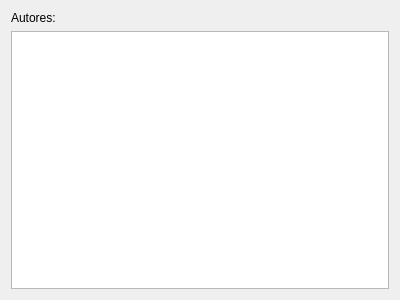
Before: the Qt Designer form creditosform.ui in defaultdavr21/ProyectoAskme, drawn with Qt 5.
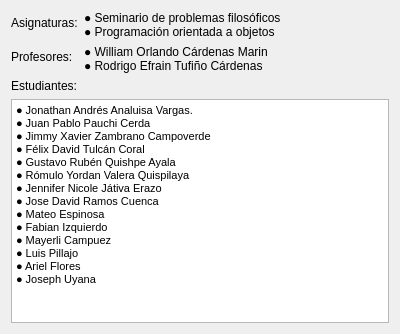
After: the same form once the commit is applied.

```diff
--- a/creditosform.ui
+++ b/creditosform.ui
@@ -7,7 +7,7 @@
     <x>0</x>
     <y>0</y>
     <width>400</width>
-    <height>300</height>
+    <height>334</height>
    </rect>
   </property>
   <property name="windowTitle">
@@ -15,14 +15,69 @@
   </property>
   <layout class="QGridLayout" name="gridLayout">
    <item row="0" column="0">
-    <widget class="QLabel" name="label">
-     <property name="text">
-      <string>Autores:</string>
-     </property>
-    </widget>
+    <layout class="QFormLayout" name="formLayout">
+     <item row="0" column="0">
+      <widget class="QLabel" name="label">
+       <property name="text">
+        <string>Asignaturas:</string>
+       </property>
+      </widget>
+     </item>
+     <item row="0" column="1">
+      <widget class="QLabel" name="label_3">
+       <property name="text">
+        <string>● Seminario de problemas filosóficos
+● Programación orientada a objetos</string>
+       </property>
+      </widget>
+     </item>
+     <item row="1" column="0">
+      <widget class="QLabel" name="label_2">
+       <property name="text">
+        <string>Profesores:</string>
+       </property>
+      </widget>
+     </item>
+     <item row="1" column="1">
+      <widget class="QLabel" name="label_4">
+       <property name="text">
+        <string>● William Orlando Cárdenas Marin
+● Rodrigo Efrain Tufiño Cárdenas</string>
+       </property>
+      </widget>
+     </item>
+    </layout>
    </item>
    <item row="1" column="0">
-    <widget class="QTableWidget" name="Tblcreditos"/>
+    <widget class="QLabel" name="label_5">
+     <property name="text">
+      <string>Estudiantes:</string>
+     </property>
+    </widget>
+   </item>
+   <item row="2" column="0">
+    <widget class="QTextBrowser" name="textBrowser">
+     <property name="html">
+      <string>&lt;!DOCTYPE HTML PUBLIC &quot;-//W3C//DTD HTML 4.0//EN&quot; &quot;http://www.w3.org/TR/REC-html40/strict.dtd&quot;&gt;
+&lt;html&gt;&lt;head&gt;&lt;meta name=&quot;qrichtext&quot; content=&quot;1&quot; /&gt;&lt;style type=&quot;text/css&quot;&gt;
+p, li { white-space: pre-wrap; }
+&lt;/style&gt;&lt;/head&gt;&lt;body style=&quot; font-family:'MS Shell Dlg 2'; font-size:8.25pt; font-weight:400; font-style:normal;&quot;&gt;
+&lt;p align=&quot;justify&quot; style=&quot; margin-top:0px; margin-bottom:0px; margin-left:0px; margin-right:0px; -qt-block-indent:0; text-indent:0px;&quot;&gt;● Jonathan Andrés Analuisa Vargas.&lt;/p&gt;
+&lt;p align=&quot;justify&quot; style=&quot; margin-top:0px; margin-bottom:0px; margin-left:0px; margin-right:0px; -qt-block-indent:0; text-indent:0px;&quot;&gt;● Juan Pablo Pauchi Cerda&lt;/p&gt;
+&lt;p align=&quot;justify&quot; style=&quot; margin-top:0px; margin-bottom:0px; margin-left:0px; margin-right:0px; -qt-block-indent:0; text-indent:0px;&quot;&gt;● Jimmy Xavier Zambrano Campoverde&lt;/p&gt;
+&lt;p align=&quot;justify&quot; style=&quot; margin-top:0px; margin-bottom:0px; margin-left:0px; margin-right:0px; -qt-block-indent:0; text-indent:0px;&quot;&gt;● Félix David Tulcán Coral&lt;/p&gt;
+&lt;p align=&quot;justify&quot; style=&quot; margin-top:0px; margin-bottom:0px; margin-left:0px; margin-right:0px; -qt-block-indent:0; text-indent:0px;&quot;&gt;● Gustavo Rubén Quishpe Ayala&lt;/p&gt;
+&lt;p align=&quot;justify&quot; style=&quot; margin-top:0px; margin-bottom:0px; margin-left:0px; margin-right:0px; -qt-block-indent:0; text-indent:0px;&quot;&gt;● Rómulo Yordan Valera Quispilaya &lt;/p&gt;
+&lt;p align=&quot;justify&quot; style=&quot; margin-top:0px; margin-bottom:0px; margin-left:0px; margin-right:0px; -qt-block-indent:0; text-indent:0px;&quot;&gt;● Jennifer Nicole Játiva Erazo&lt;/p&gt;
+&lt;p align=&quot;justify&quot; style=&quot; margin-top:0px; margin-bottom:0px; margin-left:0px; margin-right:0px; -qt-block-indent:0; text-indent:0px;&quot;&gt;● Jose David Ramos Cuenca&lt;/p&gt;
+&lt;p align=&quot;justify&quot; style=&quot; margin-top:0px; margin-bottom:0px; margin-left:0px; margin-right:0px; -qt-block-indent:0; text-indent:0px;&quot;&gt;● Mateo Espinosa&lt;/p&gt;
+&lt;p align=&quot;justify&quot; style=&quot; margin-top:0px; margin-bottom:0px; margin-left:0px; margin-right:0px; -qt-block-indent:0; text-indent:0px;&quot;&gt;● Fabian Izquierdo&lt;/p&gt;
+&lt;p align=&quot;justify&quot; style=&quot; margin-top:0px; margin-bottom:0px; margin-left:0px; margin-right:0px; -qt-block-indent:0; text-indent:0px;&quot;&gt;● Mayerli Campuez&lt;/p&gt;
+&lt;p align=&quot;justify&quot; style=&quot; margin-top:0px; margin-bottom:0px; margin-left:0px; margin-right:0px; -qt-block-indent:0; text-indent:0px;&quot;&gt;● Luis Pillajo&lt;/p&gt;
+&lt;p align=&quot;justify&quot; style=&quot; margin-top:0px; margin-bottom:0px; margin-left:0px; margin-right:0px; -qt-block-indent:0; text-indent:0px;&quot;&gt;● Ariel Flores&lt;/p&gt;
+&lt;p align=&quot;justify&quot; style=&quot; margin-top:0px; margin-bottom:0px; margin-left:0px; margin-right:0px; -qt-block-indent:0; text-indent:0px;&quot;&gt;● Joseph Uyana&lt;/p&gt;&lt;/body&gt;&lt;/html&gt;</string>
+     </property>
+    </widget>
    </item>
   </layout>
  </widget>
```
